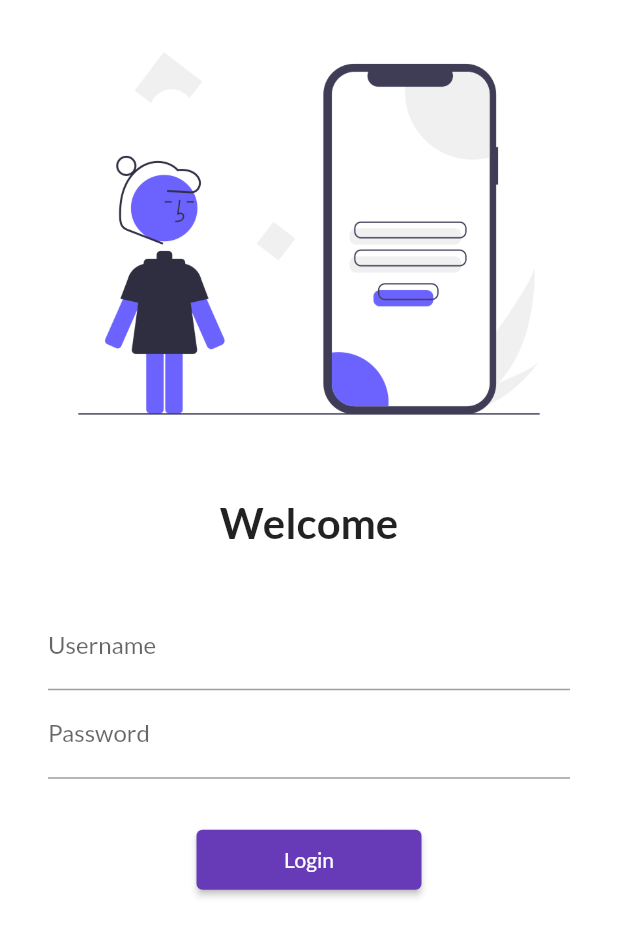
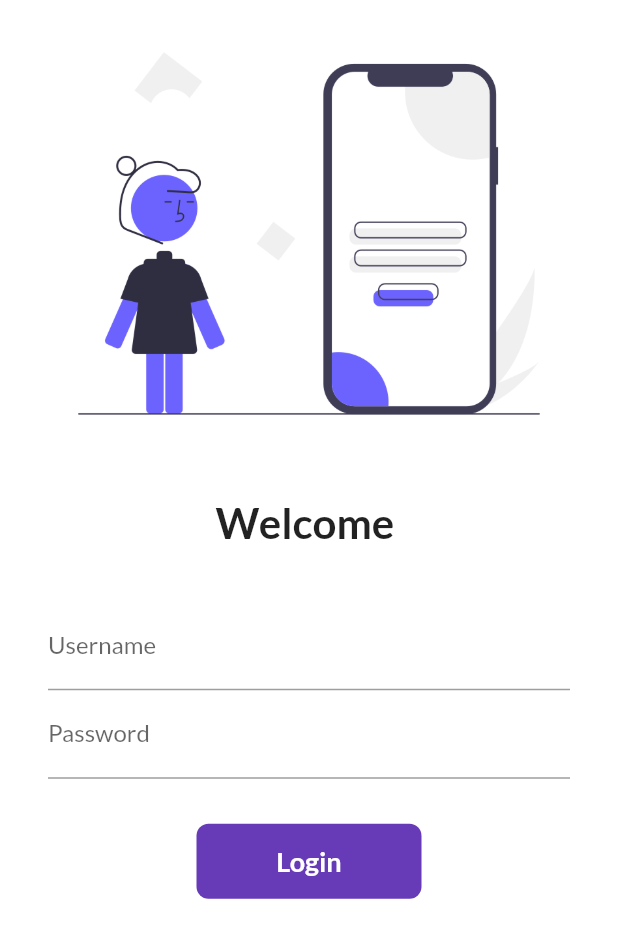
Before and after one commit to Abhishek-Bansode/Flutter-catalog-app, a Flutter app: the screen it shows after launch, on a phone screen of 412 x 824 dp. Shown: the top 938 px of the screen. Run offline on Flutter 3.47's test engine with Material 2 defaults, Android fonts, the phone set to English and light mode, and no system bars; our stand-ins replace google_fonts.

Commit message:
Day 6 completed - added animation to Login button

```diff
--- a/lib/pages/login_page.dart
+++ b/lib/pages/login_page.dart
@@ -1,8 +1,16 @@
 import 'package:flutter/material.dart';
 import 'package:flutter_catalog/utils/routes.dart';
 
-class LoginPage extends StatelessWidget {
+class LoginPage extends StatefulWidget {
   const LoginPage({super.key});
+
+  @override
+  State<LoginPage> createState() => _LoginPageState();
+}
+
+class _LoginPageState extends State<LoginPage> {
+  String name = "";
+  bool changeButton = false;
 
   @override
   Widget build(BuildContext context) {
@@ -15,9 +23,9 @@ class LoginPage extends StatelessWidget {
             const SizedBox(
               height: 20.0,
             ),
-            const Text(
-              "Welcome",
-              style: TextStyle(
+            Text(
+              "Welcome $name",
+              style: const TextStyle(
                 fontSize: 28,
                 fontWeight: FontWeight.bold,
               ),
@@ -35,6 +43,10 @@ class LoginPage extends StatelessWidget {
                       hintText: "Enter Username",
                       labelText: "Username",
                     ),
+                    onChanged: (value) {
+                      name = value;
+                      setState(() {});
+                    },
                   ),
                   TextFormField(
                     obscureText: true,
@@ -46,13 +58,51 @@ class LoginPage extends StatelessWidget {
                   const SizedBox(
                     height: 30.0,
                   ),
-                  ElevatedButton(
-                    style: TextButton.styleFrom(minimumSize: Size(150, 40)),
-                    onPressed: () {
+
+                  InkWell(
+                    onTap: () async {
+                      setState(() {
+                        changeButton = true;
+                      });
+                      await Future.delayed(const Duration(seconds: 1));
+                      // ignore: use_build_context_synchronously
                       Navigator.pushNamed(context, MyRoutes.homeRoute);
                     },
-                    child: const Text("Login"),
-                  ),
+                    child: AnimatedContainer(
+                      duration: const Duration(seconds: 1),
+                      width: changeButton ? 60 : 150,
+                      height: 50,
+                      // color: Colors.deepPurple,
+                      alignment: Alignment.center,
+
+                      decoration: BoxDecoration(
+                          color: Colors.deepPurple,
+                          borderRadius:
+                              BorderRadius.circular(changeButton ? 50 : 8)),
+                      child: changeButton
+                          ? const Icon(
+                              Icons.done,
+                              color: Colors.white,
+                            )
+                          : const Text(
+                              "Login",
+                              style: TextStyle(
+                                color: Colors.white,
+                                fontWeight: FontWeight.bold,
+                                fontSize: 18,
+                              ),
+                            ),
+                    ),
+                  )
+
+                  // ElevatedButton(
+                  //   style:
+                  //       TextButton.styleFrom(minimumSize: const Size(150, 40)),
+                  //   onPressed: () {
+                  //     Navigator.pushNamed(context, MyRoutes.homeRoute);
+                  //   },
+                  //   child: const Text("Login"),
+                  // ),
                 ],
               ),
             )
```
